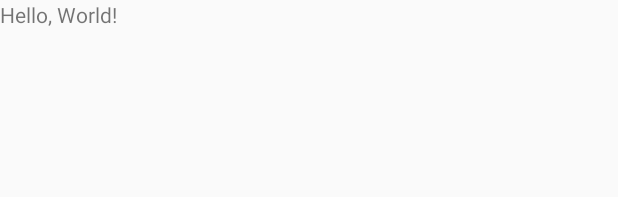
After one commit to iyergauri/betterBuild, an Android app: the layout activity_create_workout.xml on its own in the app's theme, with its tools: preview values and no code run, on a phone screen of 412 x 824 dp. The commit adds this screen. Shown: the top 197 px of the screen. Run offline under Robolectric (Android 15) with nearby library versions, the phone set to English and light mode, and no system bars.

Commit message:
Added Initial CreateWorkout page

```diff
--- a/app/build.gradle
+++ b/app/build.gradle
@@ -33,4 +33,5 @@ dependencies {
 
 
 
+
 apply plugin: 'com.google.gms.google-services'
--- a/app/src/main/java/com/android/betterbuild/HomePage.java
+++ b/app/src/main/java/com/android/betterbuild/HomePage.java
@@ -1,5 +1,6 @@
 package com.android.betterbuild;
 
+import android.content.Intent;
 import android.support.annotation.NonNull;
 import android.support.v7.app.AppCompatActivity;
 import android.os.Bundle;
@@ -39,6 +40,9 @@ public class HomePage extends AppCompatActivity {
         int i = v.getId();
         if (i == R.id.sign_out_button) {
             signOut();
+        } else if (i == R.id.edit_workouts_button) {
+            Intent intent = new Intent(this, CreateWorkout.class);
+            startActivity(intent);
         }
     }
 
--- /dev/null
+++ b/app/src/main/res/layout/activity_create_workout.xml
@@ -0,0 +1,14 @@
+<?xml version="1.0" encoding="utf-8"?>
+<android.support.constraint.ConstraintLayout xmlns:android="http://schemas.android.com/apk/res/android"
+    xmlns:app="http://schemas.android.com/apk/res-auto"
+    xmlns:tools="http://schemas.android.com/tools"
+    android:layout_width="match_parent"
+    android:layout_height="match_parent"
+    tools:context="com.android.betterbuild.CreateWorkout">
+
+    <TextView
+        android:layout_width="match_parent"
+        android:layout_height="wrap_content"
+        android:text="Hello, World!"/>
+
+</android.support.constraint.ConstraintLayout>
--- a/app/src/main/res/layout/activity_homepage.xml
+++ b/app/src/main/res/layout/activity_homepage.xml
@@ -10,6 +10,7 @@
         android:background="@color/colorPrimary"
         android:textColor="@color/colorWhite"
         android:text="Edit Workouts"
+        android:onClick="onClick"
         android:layout_width="wrap_content"
         android:layout_height="wrap_content"
         android:layout_alignParentTop="true"
```
Also changed, not shown: app/src/main/AndroidManifest.xml (+6 -1 lines), app/src/main/java/com/android/betterbuild/CreateWorkout.java (added, +13 -0 lines), app/src/main/java/com/android/betterbuild/IExercise.java (added, +13 -0 lines), app/src/main/java/com/android/betterbuild/IPoint.java (added, +12 -0 lines), 1 other file.
